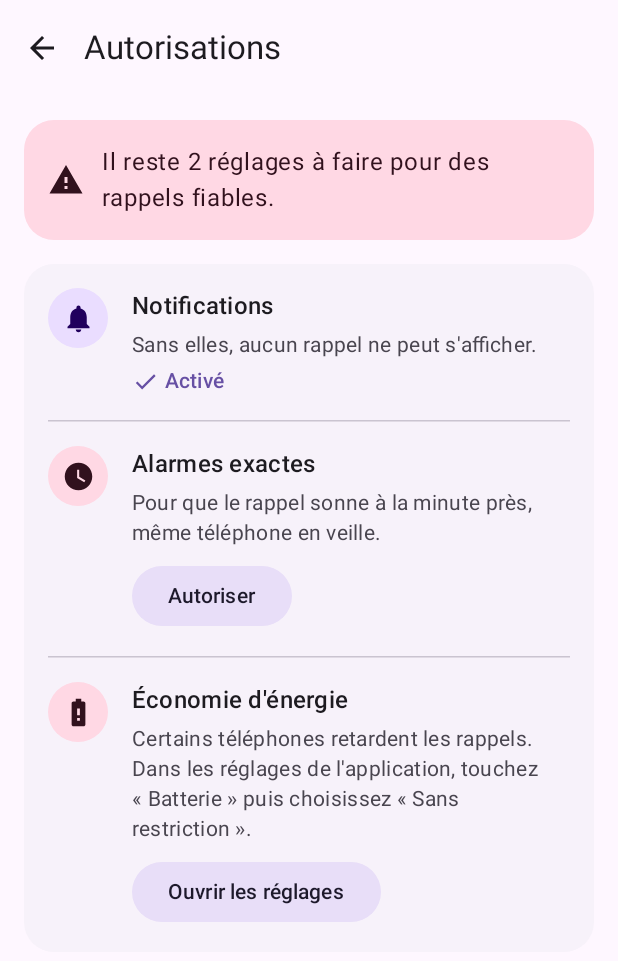
After one commit to ggrandou/medocs, an Android app built with Jetpack Compose: the composable PermissionsScreen shown on its own in the app's theme, on a phone screen of 412 x 824 dp. The commit adds this screen. Shown: the top 961 px of the screen. Run offline under Robolectric (Android 15) with nearby library versions, the phone set to English and light mode, and no system bars.

Commit message:
app: add Autorisations screen in Plus
- Permission enum: notifications, exact alarms (Android 12+), battery
- PermissionsPanel: self-contained block (summary + one row per
  setting), reusable in the upcoming start-up carousel
- Battery opens the app settings page (Battery > Unrestricted)
- Manifest: POST_NOTIFICATIONS, SCHEDULE_EXACT_ALARM,
  RECEIVE_BOOT_COMPLETED
- New icons for the permissions

```diff
--- a/android/app/src/main/AndroidManifest.xml
+++ b/android/app/src/main/AndroidManifest.xml
@@ -1,5 +1,10 @@
 <?xml version="1.0" encoding="utf-8"?>
 <manifest xmlns:android="http://schemas.android.com/apk/res/android">
+    <!-- Reminders: notifications (Android 13+) and exact alarms (Android 12+, denied by default since 14). No INTERNET. -->
+    <uses-permission android:name="android.permission.POST_NOTIFICATIONS" />
+    <uses-permission android:name="android.permission.SCHEDULE_EXACT_ALARM" />
+    <uses-permission android:name="android.permission.RECEIVE_BOOT_COMPLETED" />
+
     <application
         android:allowBackup="false"
         android:icon="@mipmap/ic_launcher"
--- /dev/null
+++ b/android/app/src/main/kotlin/net/grandou/rappels/Permissions.kt
@@ -0,0 +1,49 @@
+package net.grandou.rappels
+
+import android.Manifest
+import android.app.AlarmManager
+import android.app.NotificationManager
+import android.content.Context
+import android.content.Intent
+import android.content.pm.PackageManager
+import android.net.Uri
+import android.os.Build
+import android.os.PowerManager
+import android.provider.Settings
+
+/** What the reminders need from the system to ring reliably. */
+enum class Permission {
+    NOTIFICATIONS, EXACT_ALARMS, BATTERY;
+
+    /** Whether this setting exists on this Android version (exact alarms need no permission before Android 12). */
+    val applicable: Boolean get() = this != EXACT_ALARMS || Build.VERSION.SDK_INT >= 31
+
+    fun isGranted(c: Context): Boolean = when (this) {
+        NOTIFICATIONS -> c.getSystemService(NotificationManager::class.java).areNotificationsEnabled()
+        EXACT_ALARMS -> Build.VERSION.SDK_INT < 31 || c.getSystemService(AlarmManager::class.java).canScheduleExactAlarms()
+        BATTERY -> c.getSystemService(PowerManager::class.java).isIgnoringBatteryOptimizations(c.packageName)
+    }
+
+    /** Screen of the system settings where the user can grant it (no extra permission needed to open it). */
+    fun settingsIntent(c: Context): Intent {
+        val pkg = Uri.parse("package:${c.packageName}")
+        return when (this) {
+            NOTIFICATIONS -> Intent(Settings.ACTION_APP_NOTIFICATION_SETTINGS).putExtra(Settings.EXTRA_APP_PACKAGE, c.packageName)
+            EXACT_ALARMS ->
+                if (Build.VERSION.SDK_INT >= 31) Intent(Settings.ACTION_REQUEST_SCHEDULE_EXACT_ALARM, pkg)
+                else Intent(Settings.ACTION_APPLICATION_DETAILS_SETTINGS, pkg)
+            BATTERY -> Intent(Settings.ACTION_APPLICATION_DETAILS_SETTINGS, pkg) // app page: Battery > Unrestricted
+        }
+    }
+
+    companion object {
+        /** The settings relevant on this device, in display order. */
+        val shown: List<Permission> get() = entries.filter { it.applicable }
+
+        /** Runtime permission for notifications (Android 13+), null before: a settings screen is the only way. */
+        val notificationsRuntime: String? get() =
+            if (Build.VERSION.SDK_INT >= 33) Manifest.permission.POST_NOTIFICATIONS else null
+
+        fun runtimeGranted(c: Context, p: String) = c.checkSelfPermission(p) == PackageManager.PERMISSION_GRANTED
+    }
+}
--- a/android/app/src/main/kotlin/net/grandou/rappels/ui/MoreScreen.kt
+++ b/android/app/src/main/kotlin/net/grandou/rappels/ui/MoreScreen.kt
@@ -37,7 +37,7 @@ import net.grandou.rappels.R
 /** "Plus" (More) tab: entries grouped in a card, each one opens a full screen. */
 @OptIn(ExperimentalMaterial3Api::class)
 @Composable
-fun MoreScreen(theme: ThemeMode, onAppearance: () -> Unit, onAbout: () -> Unit) {
+fun MoreScreen(theme: ThemeMode, onAppearance: () -> Unit, onPermissions: () -> Unit, onAbout: () -> Unit) {
     Scaffold(
         contentWindowInsets = WindowInsets(0, 0, 0, 0),
         topBar = { TopAppBar(title = { Text("Plus") }) },
@@ -48,6 +48,8 @@ fun MoreScreen(theme: ThemeMode, onAppearance: () -> Unit, onAbout: () -> Unit)
         ) {
             Card(Modifier.fillMaxWidth(), colors = CardDefaults.cardColors(containerColor = MaterialTheme.colorScheme.surfaceContainerLow)) {
                 Entry(R.drawable.ic_more_appearance, "Apparence", "Mode " + theme.label.lowercase(), onAppearance)
+                HorizontalDivider(Modifier.padding(start = 72.dp))
+                Entry(R.drawable.ic_more_permissions, "Autorisations", "Notifications, alarmes, batterie", onPermissions)
                 HorizontalDivider(Modifier.padding(start = 72.dp))
                 Entry(R.drawable.ic_more_info, "À propos", "Version, licence", onAbout)
             }
--- /dev/null
+++ b/android/app/src/main/kotlin/net/grandou/rappels/ui/PermissionsPanel.kt
@@ -0,0 +1,162 @@
+package net.grandou.rappels.ui
+
+import android.app.Activity
+import android.content.ActivityNotFoundException
+import android.content.Context
+import android.content.ContextWrapper
+import android.content.Intent
+import android.net.Uri
+import android.provider.Settings
+import androidx.activity.compose.rememberLauncherForActivityResult
+import androidx.activity.result.contract.ActivityResultContracts
+import androidx.annotation.DrawableRes
+import androidx.compose.foundation.background
+import androidx.compose.foundation.layout.Arrangement
+import androidx.compose.foundation.layout.Box
+import androidx.compose.foundation.layout.Column
+import androidx.compose.foundation.layout.Row
+import androidx.compose.foundation.layout.fillMaxWidth
+import androidx.compose.foundation.layout.padding
+import androidx.compose.foundation.layout.size
+import androidx.compose.foundation.shape.CircleShape
+import androidx.compose.foundation.shape.RoundedCornerShape
+import androidx.compose.material3.FilledTonalButton
+import androidx.compose.material3.HorizontalDivider
+import androidx.compose.material3.Icon
+import androidx.compose.material3.MaterialTheme
+import androidx.compose.material3.Surface
+import androidx.compose.material3.Text
+import androidx.compose.runtime.Composable
+import androidx.compose.runtime.DisposableEffect
+import androidx.compose.runtime.getValue
+import androidx.compose.runtime.mutableIntStateOf
+import androidx.compose.runtime.remember
+import androidx.compose.runtime.setValue
+import androidx.compose.ui.Alignment
+import androidx.compose.ui.Modifier
+import androidx.compose.ui.draw.clip
+import androidx.compose.ui.platform.LocalContext
+import androidx.compose.ui.res.painterResource
+import androidx.compose.ui.text.font.FontWeight
+import androidx.compose.ui.unit.dp
+import androidx.lifecycle.Lifecycle
+import androidx.lifecycle.LifecycleEventObserver
+import androidx.lifecycle.compose.LocalLifecycleOwner
+import net.grandou.rappels.Permission
+import net.grandou.rappels.R
+
+/** Wording and icon of each setting. Shared by the "Autorisations" screen and the future start-up carousel. */
+private data class PermissionInfo(val title: String, val why: String, val action: String, @DrawableRes val icon: Int)
+
+private fun Permission.info() = when (this) {
+    Permission.NOTIFICATIONS -> PermissionInfo("Notifications", "Sans elles, aucun rappel ne peut s'afficher.", "Activer", R.drawable.ic_perm_notifications)
+    Permission.EXACT_ALARMS -> PermissionInfo("Alarmes exactes", "Pour que le rappel sonne à la minute près, même téléphone en veille.", "Autoriser", R.drawable.ic_perm_alarm)
+    Permission.BATTERY -> PermissionInfo("Économie d'énergie", "Certains téléphones retardent les rappels. Dans les réglages de l'application, touchez « Batterie » puis choisissez « Sans restriction ».", "Ouvrir les réglages", R.drawable.ic_perm_battery)
+}
+
+/**
+ * Self-contained block: summary + one row per setting, always up to date (re-read each time the app comes back to the
+ * foreground, e.g. after the system settings). No title or scaffold, so it fits in a screen or in a carousel page.
+ */
+@Composable
+fun PermissionsPanel(modifier: Modifier = Modifier) {
+    val context = LocalContext.current
+    var refresh by remember { mutableIntStateOf(0) }
+
+    val owner = LocalLifecycleOwner.current
+    DisposableEffect(owner) {
+        val observer = LifecycleEventObserver { _, e -> if (e == Lifecycle.Event.ON_RESUME) refresh++ }
+        owner.lifecycle.addObserver(observer)
+        onDispose { owner.lifecycle.removeObserver(observer) }
+    }
+
+    fun open(intent: Intent) {
+        try { context.startActivity(intent) } catch (_: ActivityNotFoundException) {
+            context.startActivity(Intent(Settings.ACTION_APPLICATION_DETAILS_SETTINGS, Uri.parse("package:${context.packageName}")))
+        }
+    }
+
+    // Android 13+: system dialog first; once refused for good, it no longer shows, so go to the settings.
+    val notifLauncher = rememberLauncherForActivityResult(ActivityResultContracts.RequestPermission()) { granted ->
+        refresh++
+        val perm = Permission.notificationsRuntime
+        val activity = context.findActivity()
+        if (!granted && perm != null && activity != null && !activity.shouldShowRequestPermissionRationale(perm)) {
+            open(Permission.NOTIFICATIONS.settingsIntent(context))
+        }
+    }
+
+    @Suppress("UNUSED_EXPRESSION") refresh // read: recomposes (and re-checks the states) on every change
+    val items = Permission.shown.map { it to it.isGranted(context) }
+    val todo = items.count { !it.second }
+
+    Column(modifier, verticalArrangement = Arrangement.spacedBy(16.dp)) {
+        Summary(todo)
+        Surface(Modifier.fillMaxWidth(), shape = RoundedCornerShape(20.dp), color = MaterialTheme.colorScheme.surfaceContainerLow) {
+            Column {
+                items.forEachIndexed { i, (p, ok) ->
+                    if (i > 0) HorizontalDivider(Modifier.padding(horizontal = 16.dp), color = MaterialTheme.colorScheme.outlineVariant)
+                    PermissionRow(p.info(), ok) {
+                        val runtime = Permission.notificationsRuntime
+                        if (p == Permission.NOTIFICATIONS && runtime != null) notifLauncher.launch(runtime)
+                        else open(p.settingsIntent(context))
+                    }
+                }
+            }
+        }
+    }
+}
+
+/** One-line verdict: amber (with an icon and text) when something is left to do, blue when everything is fine. */
+@Composable
+private fun Summary(todo: Int) {
+    val ok = todo == 0
+    val container = if (ok) MaterialTheme.colorScheme.primaryContainer else MaterialTheme.colorScheme.tertiaryContainer
+    val content = if (ok) MaterialTheme.colorScheme.onPrimaryContainer else MaterialTheme.colorScheme.onTertiaryContainer
+    Row(
+        Modifier.fillMaxWidth().clip(RoundedCornerShape(20.dp)).background(container).padding(16.dp),
+        verticalAlignment = Alignment.CenterVertically, horizontalArrangement = Arrangement.spacedBy(12.dp),
+    ) {
+        Icon(painterResource(if (ok) R.drawable.ic_check else R.drawable.ic_warning), contentDescription = null, tint = content)
+        Text(
+            if (ok) "Tout est en ordre : vos rappels sonneront à l'heure."
+            else if (todo == 1) "Il reste 1 réglage à faire pour des rappels fiables."
+            else "Il reste $todo réglages à faire pour des rappels fiables.",
+            color = content, style = MaterialTheme.typography.bodyLarge,
+        )
+    }
+}
+
+@Composable
+private fun PermissionRow(info: PermissionInfo, granted: Boolean, onAction: () -> Unit) {
+    Row(Modifier.fillMaxWidth().padding(16.dp), horizontalArrangement = Arrangement.spacedBy(16.dp)) {
+        Box(
+            Modifier.size(40.dp).clip(CircleShape)
+                .background(if (granted) MaterialTheme.colorScheme.primaryContainer else MaterialTheme.colorScheme.tertiaryContainer),
+            contentAlignment = Alignment.Center,
+        ) {
+            Icon(
+                painterResource(info.icon), contentDescription = null, Modifier.size(22.dp),
+                tint = if (granted) MaterialTheme.colorScheme.onPrimaryContainer else MaterialTheme.colorScheme.onTertiaryContainer,
+            )
+        }
+        Column(Modifier.weight(1f), verticalArrangement = Arrangement.spacedBy(4.dp)) {
+            Text(info.title, style = MaterialTheme.typography.titleMedium, fontWeight = FontWeight.SemiBold)
+            Text(info.why, style = MaterialTheme.typography.bodyMedium, color = MaterialTheme.colorScheme.onSurfaceVariant)
+            if (granted) {
+                Row(verticalAlignment = Alignment.CenterVertically, horizontalArrangement = Arrangement.spacedBy(4.dp)) {
+                    Icon(painterResource(R.drawable.ic_check), contentDescription = null, Modifier.size(18.dp), tint = MaterialTheme.colorScheme.primary)
+                    Text("Activé", style = MaterialTheme.typography.labelLarge, color = MaterialTheme.colorScheme.primary)
+                }
+            } else {
+                FilledTonalButton(onClick = onAction, Modifier.padding(top = 4.dp)) { Text(info.action) }
+            }
+        }
+    }
+}
+
+private tailrec fun Context.findActivity(): Activity? = when (this) {
+    is Activity -> this
+    is ContextWrapper -> baseContext.findActivity()
+    else -> null
+}
--- /dev/null
+++ b/android/app/src/main/kotlin/net/grandou/rappels/ui/PermissionsScreen.kt
@@ -0,0 +1,9 @@
+package net.grandou.rappels.ui
+
+import androidx.compose.runtime.Composable
+
+/** "Autorisations" screen opened from "Plus": same panel as the start-up carousel will use. */
+@Composable
+fun PermissionsScreen(onBack: () -> Unit) {
+    SubScreen("Autorisations", onBack) { PermissionsPanel() }
+}
--- a/android/app/src/main/kotlin/net/grandou/rappels/ui/Root.kt
+++ b/android/app/src/main/kotlin/net/grandou/rappels/ui/Root.kt
@@ -11,7 +11,7 @@ import androidx.compose.runtime.setValue
 import androidx.compose.ui.Modifier
 import net.grandou.rappels.ThemeMode
 
-private enum class SubPage { APPEARANCE, ABOUT }
+private enum class SubPage { APPEARANCE, PERMISSIONS, ABOUT }
 
 /** UI root: bottom tabs and screens opened from "Plus" (More). */
 @Composable
@@ -24,6 +24,7 @@ fun Root(appVersion: String, theme: ThemeMode, onTheme: (ThemeMode) -> Unit) {
 
     when (subPage) {
         SubPage.APPEARANCE -> AppearanceScreen(theme, onTheme) { subPage = null }
+        SubPage.PERMISSIONS -> PermissionsScreen { subPage = null }
         SubPage.ABOUT -> AboutScreen(appVersion) { subPage = null }
         null -> Scaffold(bottomBar = { BottomBar(tab) { tab = it } }) { padding ->
             androidx.compose.foundation.layout.Box(Modifier.padding(padding)) {
@@ -31,7 +32,7 @@ fun Root(appVersion: String, theme: ThemeMode, onTheme: (ThemeMode) -> Unit) {
                     AppTab.TODAY -> EmptyTab("Aujourd'hui")
                     AppTab.HISTORY -> EmptyTab("Historique")
                     AppTab.REMINDERS -> EmptyTab("Rappels")
-                    AppTab.MORE -> MoreScreen(theme, { subPage = SubPage.APPEARANCE }, { subPage = SubPage.ABOUT })
+                    AppTab.MORE -> MoreScreen(theme, { subPage = SubPage.APPEARANCE }, { subPage = SubPage.PERMISSIONS }, { subPage = SubPage.ABOUT })
                 }
             }
         }
--- /dev/null
+++ b/android/app/src/main/res/drawable/ic_check.xml
@@ -0,0 +1,4 @@
+<?xml version="1.0" encoding="utf-8"?>
+<vector xmlns:android="http://schemas.android.com/apk/res/android" android:width="24dp" android:height="24dp" android:viewportWidth="24" android:viewportHeight="24">
+    <path android:fillColor="#FFFFFF" android:pathData="M9,16.17L4.83,12l-1.42,1.41L9,19 21,7l-1.41,-1.41z" />
+</vector>
--- /dev/null
+++ b/android/app/src/main/res/drawable/ic_more_permissions.xml
@@ -0,0 +1,4 @@
+<?xml version="1.0" encoding="utf-8"?>
+<vector xmlns:android="http://schemas.android.com/apk/res/android" android:width="24dp" android:height="24dp" android:viewportWidth="24" android:viewportHeight="24">
+    <path android:fillColor="#FFFFFF" android:pathData="M12,1L3,5v6c0,5.55 3.84,10.74 9,12 5.16,-1.26 9,-6.45 9,-12V5l-9,-4zM10,17l-4,-4 1.41,-1.41L10,14.17l6.59,-6.59L18,9l-8,8z" />
+</vector>
--- /dev/null
+++ b/android/app/src/main/res/drawable/ic_perm_alarm.xml
@@ -0,0 +1,4 @@
+<?xml version="1.0" encoding="utf-8"?>
+<vector xmlns:android="http://schemas.android.com/apk/res/android" android:width="24dp" android:height="24dp" android:viewportWidth="24" android:viewportHeight="24">
+    <path android:fillColor="#FFFFFF" android:pathData="M12,2a10,10 0,1 0,0 20,10 10,0 0,0 0,-20zM16.2,16.2L11,13V7h1.5v5.2l4.5,2.7z" />
+</vector>
--- /dev/null
+++ b/android/app/src/main/res/drawable/ic_perm_battery.xml
@@ -0,0 +1,4 @@
+<?xml version="1.0" encoding="utf-8"?>
+<vector xmlns:android="http://schemas.android.com/apk/res/android" android:width="24dp" android:height="24dp" android:viewportWidth="24" android:viewportHeight="24">
+    <path android:fillColor="#FFFFFF" android:pathData="M15.67,4H14V2h-4v2H8.33C7.6,4 7,4.6 7,5.33v15.33C7,21.4 7.6,22 8.33,22h7.33c0.74,0 1.34,-0.6 1.34,-1.33V5.33C17,4.6 16.4,4 15.67,4zM13,18h-2v-2h2v2zM13,14h-2V9h2v5z" />
+</vector>
--- /dev/null
+++ b/android/app/src/main/res/drawable/ic_perm_notifications.xml
@@ -0,0 +1,4 @@
+<?xml version="1.0" encoding="utf-8"?>
+<vector xmlns:android="http://schemas.android.com/apk/res/android" android:width="24dp" android:height="24dp" android:viewportWidth="24" android:viewportHeight="24">
+    <path android:fillColor="#FFFFFF" android:pathData="M12,22c1.1,0 2,-0.9 2,-2h-4c0,1.1 0.9,2 2,2zM18,16v-5c0,-3.07 -1.63,-5.64 -4.5,-6.32L13.5,4c0,-0.83 -0.67,-1.5 -1.5,-1.5s-1.5,0.67 -1.5,1.5v0.68C7.64,5.36 6,7.92 6,11v5l-2,2v1h16v-1l-2,-2z" />
+</vector>
--- /dev/null
+++ b/android/app/src/main/res/drawable/ic_warning.xml
@@ -0,0 +1,4 @@
+<?xml version="1.0" encoding="utf-8"?>
+<vector xmlns:android="http://schemas.android.com/apk/res/android" android:width="24dp" android:height="24dp" android:viewportWidth="24" android:viewportHeight="24">
+    <path android:fillColor="#FFFFFF" android:pathData="M1,21h22L12,2 1,21zM13,18h-2v-2h2v2zM13,14h-2v-4h2v4z" />
+</vector>
```
